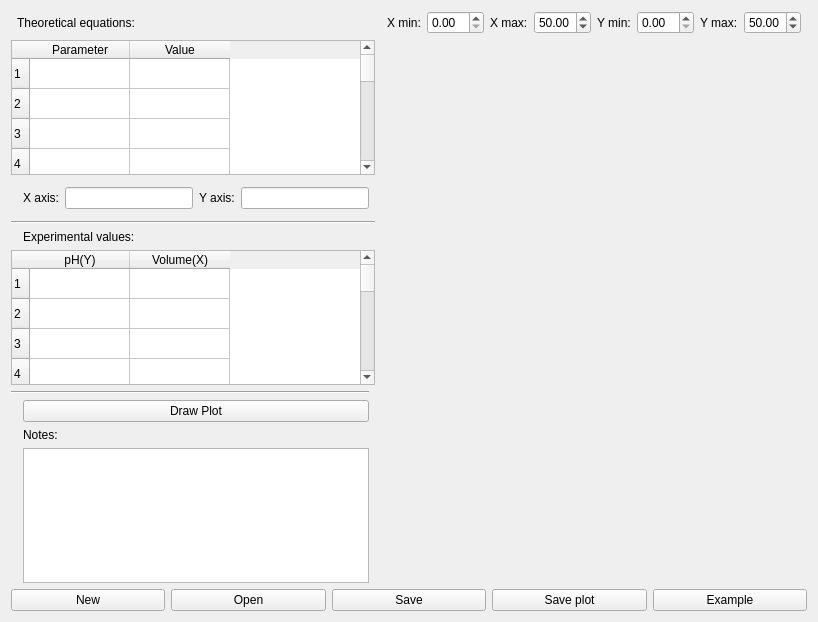
The window that src/calculator/titrationCalculator.ui (KDE/kalzium) describes before a commit, drawn with Qt 5.
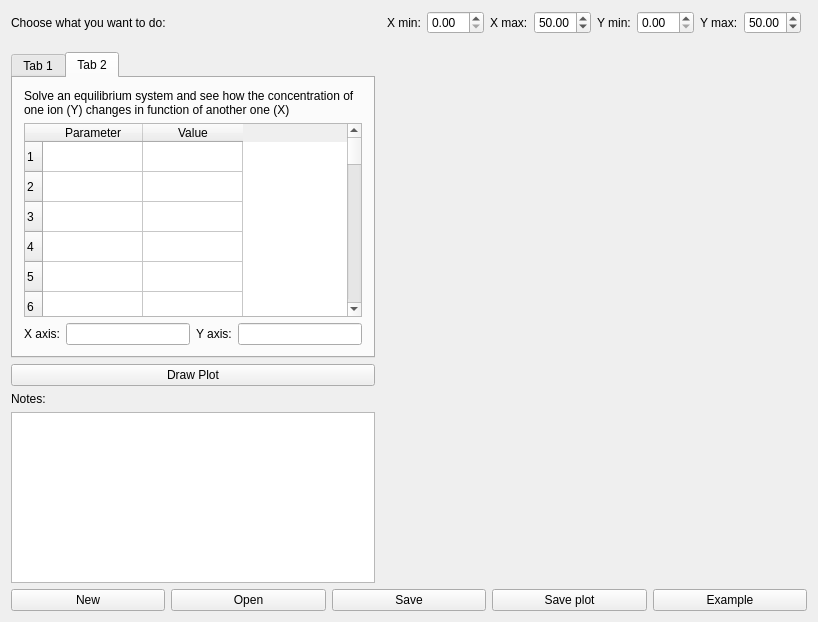
The same window after the commit. The open tabs and pages were chosen to show the change. Custom widgets are drawn as their Qt base class.

Commit message: Titration calculator looks prettier

```diff
--- a/src/calculator/titrationCalculator.ui
+++ b/src/calculator/titrationCalculator.ui
@@ -16,147 +16,35 @@
     <layout class="QVBoxLayout" name="verticalLayout_3">
      <item>
       <layout class="QGridLayout" name="gridLayout">
-       <item row="0" column="7">
+       <item row="0" column="4">
         <widget class="QLabel" name="label_2">
          <property name="text">
           <string>X max:</string>
          </property>
         </widget>
        </item>
-       <item row="12" column="2">
+       <item row="5" column="0">
         <widget class="QPushButton" name="pushButton">
          <property name="text">
           <string>Draw Plot</string>
          </property>
         </widget>
        </item>
-       <item row="10" column="0" colspan="4">
-        <widget class="QTableWidget" name="tableWidget_2">
-         <property name="rowCount">
-          <number>50</number>
-         </property>
-         <row/>
-         <row/>
-         <row/>
-         <row/>
-         <row/>
-         <row/>
-         <row/>
-         <row/>
-         <row/>
-         <row/>
-         <row/>
-         <row/>
-         <row/>
-         <row/>
-         <row/>
-         <row/>
-         <row/>
-         <row/>
-         <row/>
-         <row/>
-         <row/>
-         <row/>
-         <row/>
-         <row/>
-         <row/>
-         <row/>
-         <row/>
-         <row/>
-         <row/>
-         <row/>
-         <row/>
-         <row/>
-         <row/>
-         <row/>
-         <row/>
-         <row/>
-         <row/>
-         <row/>
-         <row/>
-         <row/>
-         <row/>
-         <row/>
-         <row/>
-         <row/>
-         <row/>
-         <row/>
-         <row/>
-         <row/>
-         <row/>
-         <row/>
-         <column>
-          <property name="text">
-           <string>pH(Y)</string>
-          </property>
-         </column>
-         <column>
-          <property name="text">
-           <string>Volume(X)</string>
-          </property>
-         </column>
-        </widget>
-       </item>
-       <item row="6" column="0" rowspan="3" colspan="4">
-        <widget class="Line" name="line_2">
-         <property name="orientation">
-          <enum>Qt::Horizontal</enum>
-         </property>
-        </widget>
-       </item>
-       <item row="0" column="1" colspan="4">
-        <widget class="QLabel" name="label_7">
-         <property name="text">
-          <string>Theoretical equations:</string>
-         </property>
-        </widget>
-       </item>
-       <item row="0" column="11">
+       <item row="0" column="8">
         <widget class="QLabel" name="label_3">
          <property name="text">
           <string>Y max:</string>
          </property>
         </widget>
        </item>
-       <item row="0" column="9">
+       <item row="0" column="6">
         <widget class="QLabel" name="label">
          <property name="text">
           <string>Y min:</string>
          </property>
         </widget>
        </item>
-       <item row="4" column="2">
-        <layout class="QHBoxLayout" name="horizontalLayout_2">
-         <item>
-          <widget class="QLabel" name="label_4">
-           <property name="text">
-            <string>X axis:</string>
-           </property>
-          </widget>
-         </item>
-         <item>
-          <widget class="QLineEdit" name="xaxis">
-           <property name="maximumSize">
-            <size>
-             <width>174</width>
-             <height>24</height>
-            </size>
-           </property>
-          </widget>
-         </item>
-         <item>
-          <widget class="QLabel" name="label_5">
-           <property name="text">
-            <string>Y axis:</string>
-           </property>
-          </widget>
-         </item>
-         <item>
-          <widget class="QLineEdit" name="yaxis"/>
-         </item>
-        </layout>
-       </item>
-       <item row="2" column="4" rowspan="13" colspan="10">
+       <item row="2" column="1" rowspan="6" colspan="10">
         <widget class="KPlotWidget" name="kplotwidget">
          <property name="frameShape">
           <enum>QFrame::NoFrame</enum>
@@ -186,127 +74,265 @@
          </property>
         </widget>
        </item>
-       <item row="2" column="0" colspan="4">
-        <widget class="QTableWidget" name="tableWidget">
-         <property name="rowCount">
-          <number>50</number>
-         </property>
-         <property name="columnCount">
-          <number>2</number>
-         </property>
-         <row/>
-         <row/>
-         <row/>
-         <row/>
-         <row/>
-         <row/>
-         <row/>
-         <row/>
-         <row/>
-         <row/>
-         <row/>
-         <row/>
-         <row/>
-         <row/>
-         <row/>
-         <row/>
-         <row/>
-         <row/>
-         <row/>
-         <row/>
-         <row/>
-         <row/>
-         <row/>
-         <row/>
-         <row/>
-         <row/>
-         <row/>
-         <row/>
-         <row/>
-         <row/>
-         <row/>
-         <row/>
-         <row/>
-         <row/>
-         <row/>
-         <row/>
-         <row/>
-         <row/>
-         <row/>
-         <row/>
-         <row/>
-         <row/>
-         <row/>
-         <row/>
-         <row/>
-         <row/>
-         <row/>
-         <row/>
-         <row/>
-         <row/>
-         <column>
-          <property name="text">
-           <string>Parameter</string>
-          </property>
-         </column>
-         <column>
-          <property name="text">
-           <string>Value</string>
-          </property>
-         </column>
-        </widget>
-       </item>
-       <item row="9" column="2">
-        <widget class="QLabel" name="label_6">
-         <property name="text">
-          <string>Experimental values:</string>
-         </property>
-        </widget>
-       </item>
-       <item row="13" column="2">
+       <item row="6" column="0">
         <widget class="QLabel" name="label_8">
          <property name="text">
           <string>Notes:</string>
          </property>
         </widget>
        </item>
-       <item row="11" column="0" colspan="3">
-        <widget class="Line" name="line">
-         <property name="orientation">
-          <enum>Qt::Horizontal</enum>
-         </property>
-        </widget>
-       </item>
-       <item row="14" column="2">
+       <item row="7" column="0">
         <widget class="QTextEdit" name="note"/>
        </item>
-       <item row="0" column="8">
+       <item row="0" column="5">
         <widget class="QDoubleSpinBox" name="xmax">
          <property name="value">
           <double>50.000000000000000</double>
          </property>
         </widget>
        </item>
-       <item row="0" column="6">
+       <item row="0" column="3">
         <widget class="QDoubleSpinBox" name="xmin"/>
        </item>
-       <item row="0" column="5">
+       <item row="0" column="2">
         <widget class="QLabel" name="label_9">
          <property name="text">
           <string>X min:</string>
          </property>
         </widget>
        </item>
-       <item row="0" column="10">
+       <item row="0" column="7">
         <widget class="QDoubleSpinBox" name="ymin"/>
        </item>
-       <item row="0" column="12">
+       <item row="0" column="9">
         <widget class="QDoubleSpinBox" name="ymax">
          <property name="value">
           <double>50.000000000000000</double>
          </property>
         </widget>
        </item>
+       <item row="4" column="0">
+        <widget class="QTabWidget" name="tabWidget">
+         <property name="currentIndex">
+          <number>0</number>
+         </property>
+         <widget class="QWidget" name="tab">
+          <attribute name="title">
+           <string>Tab 1</string>
+          </attribute>
+          <layout class="QVBoxLayout" name="verticalLayout_2">
+           <item>
+            <widget class="QLabel" name="label_6">
+             <property name="text">
+              <string>Find the equivalence point from experimental values:</string>
+             </property>
+             <property name="wordWrap">
+              <bool>true</bool>
+             </property>
+            </widget>
+           </item>
+           <item>
+            <widget class="QTableWidget" name="tableWidget_2">
+             <property name="rowCount">
+              <number>50</number>
+             </property>
+             <row/>
+             <row/>
+             <row/>
+             <row/>
+             <row/>
+             <row/>
+             <row/>
+             <row/>
+             <row/>
+             <row/>
+             <row/>
+             <row/>
+             <row/>
+             <row/>
+             <row/>
+             <row/>
+             <row/>
+             <row/>
+             <row/>
+             <row/>
+             <row/>
+             <row/>
+             <row/>
+             <row/>
+             <row/>
+             <row/>
+             <row/>
+             <row/>
+             <row/>
+             <row/>
+             <row/>
+             <row/>
+             <row/>
+             <row/>
+             <row/>
+             <row/>
+             <row/>
+             <row/>
+             <row/>
+             <row/>
+             <row/>
+             <row/>
+             <row/>
+             <row/>
+             <row/>
+             <row/>
+             <row/>
+             <row/>
+             <row/>
+             <row/>
+             <column>
+              <property name="text">
+               <string>pH(Y)</string>
+              </property>
+             </column>
+             <column>
+              <property name="text">
+               <string>Volume(X)</string>
+              </property>
+             </column>
+            </widget>
+           </item>
+          </layout>
+         </widget>
+         <widget class="QWidget" name="tab_2">
+          <attribute name="title">
+           <string>Tab 2</string>
+          </attribute>
+          <layout class="QVBoxLayout" name="verticalLayout">
+           <item>
+            <widget class="QLabel" name="label_7">
+             <property name="text">
+              <string>Solve an equilibrium system and see how the concentration of one ion (Y) changes in function of another one (X)</string>
+             </property>
+             <property name="textFormat">
+              <enum>Qt::AutoText</enum>
+             </property>
+             <property name="scaledContents">
+              <bool>false</bool>
+             </property>
+             <property name="wordWrap">
+              <bool>true</bool>
+             </property>
+            </widget>
+           </item>
+           <item>
+            <widget class="QTableWidget" name="tableWidget">
+             <property name="rowCount">
+              <number>50</number>
+             </property>
+             <property name="columnCount">
+              <number>2</number>
+             </property>
+             <row/>
+             <row/>
+             <row/>
+             <row/>
+             <row/>
+             <row/>
+             <row/>
+             <row/>
+             <row/>
+             <row/>
+             <row/>
+             <row/>
+             <row/>
+             <row/>
+             <row/>
+             <row/>
+             <row/>
+             <row/>
+             <row/>
+             <row/>
+             <row/>
+             <row/>
+             <row/>
+             <row/>
+             <row/>
+             <row/>
+             <row/>
+             <row/>
+             <row/>
+             <row/>
+             <row/>
+             <row/>
+             <row/>
+             <row/>
+             <row/>
+             <row/>
+             <row/>
+             <row/>
+             <row/>
+             <row/>
+             <row/>
+             <row/>
+             <row/>
+             <row/>
+             <row/>
+             <row/>
+             <row/>
+             <row/>
+             <row/>
+             <row/>
+             <column>
+              <property name="text">
+               <string>Parameter</string>
+              </property>
+             </column>
+             <column>
+              <property name="text">
+               <string>Value</string>
+              </property>
+             </column>
+            </widget>
+           </item>
+           <item>
+            <layout class="QHBoxLayout" name="horizontalLayout_2">
+             <item>
+              <widget class="QLabel" name="label_4">
+               <property name="text">
+                <string>X axis:</string>
+               </property>
+              </widget>
+             </item>
+             <item>
+              <widget class="QLineEdit" name="xaxis">
+               <property name="maximumSize">
+                <size>
+                 <width>174</width>
+                 <height>24</height>
+                </size>
+               </property>
+              </widget>
+             </item>
+             <item>
+              <widget class="QLabel" name="label_5">
+               <property name="text">
+                <string>Y axis:</string>
+               </property>
+              </widget>
+             </item>
+             <item>
+              <widget class="QLineEdit" name="yaxis"/>
+             </item>
+            </layout>
+           </item>
+          </layout>
+         </widget>
+        </widget>
+       </item>
+       <item row="0" column="0">
+        <widget class="QLabel" name="label_10">
+         <property name="text">
+          <string>Choose what you want to do:</string>
+         </property>
+        </widget>
+       </item>
       </layout>
      </item>
      <item>
```
Left out of the diff: 2 changed lines with no effect on the pictures. The commit also changes 4 other files.
